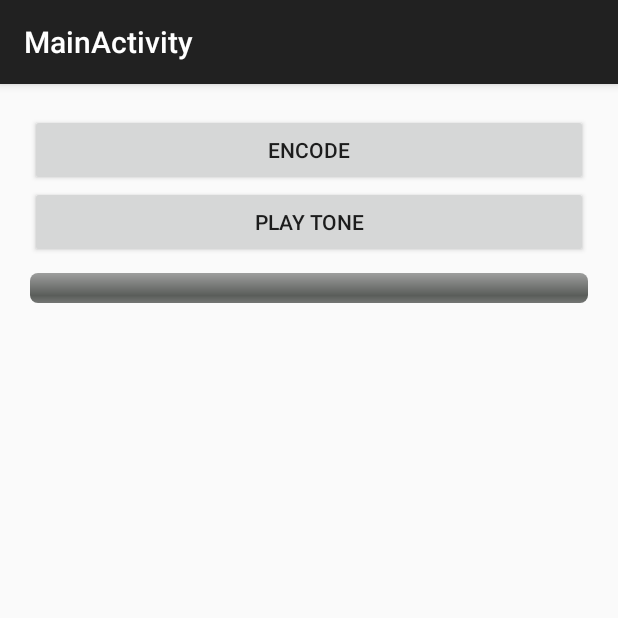
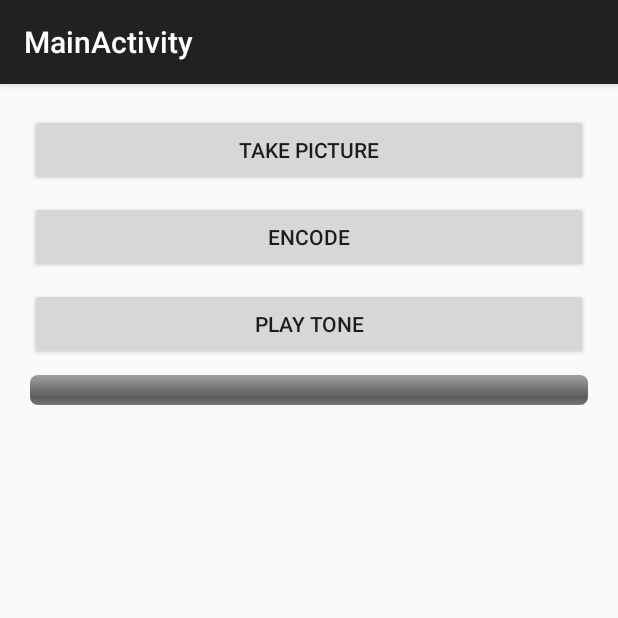
Before and after one commit to rraval/pied-piper, an Android app: the screen it shows after launch (MainActivity), on a phone screen of 412 x 824 dp, the top half of it. Run offline under Robolectric (Android 15) with nearby library versions, the phone set to English and light mode, and no system bars.

Commit message:
[android] allow taking pictures

```diff
--- a/android/app/src/main/res/layout/activity_main.xml
+++ b/android/app/src/main/res/layout/activity_main.xml
@@ -9,10 +9,18 @@
         android:orientation="vertical">
 
         <Button
+            android:id="@+id/take_picture"
+            android:layout_width="match_parent"
+            android:layout_height="wrap_content"
+            android:layout_centerInParent="true"
+            android:text="Take Picture" />
+
+        <Button
             android:id="@+id/encode"
             android:layout_width="match_parent"
             android:layout_height="wrap_content"
             android:layout_centerInParent="true"
+            android:layout_marginTop="10dip"
             android:text="Encode" />
 
         <Button
@@ -20,6 +28,7 @@
             android:layout_width="match_parent"
             android:layout_height="wrap_content"
             android:layout_centerInParent="true"
+            android:layout_marginTop="10dip"
             android:text="Play Tone" />
 
         <ProgressBar
```
Also changed, not shown: android/app/src/main/AndroidManifest.xml (+9 -4 lines), android/app/src/main/java/com/zeroindexed/piedpiper/MainActivity.java (+49 -0 lines).
